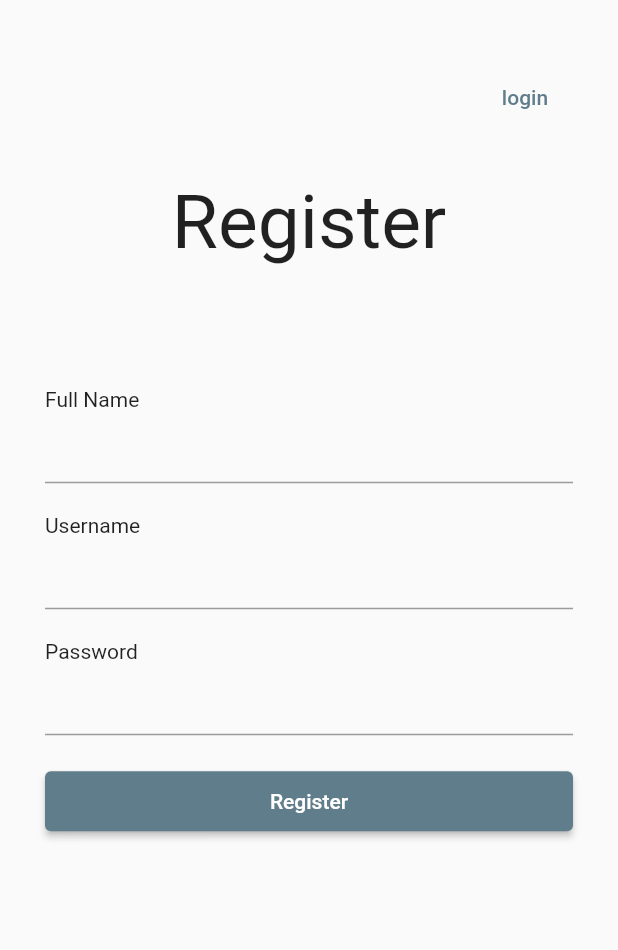
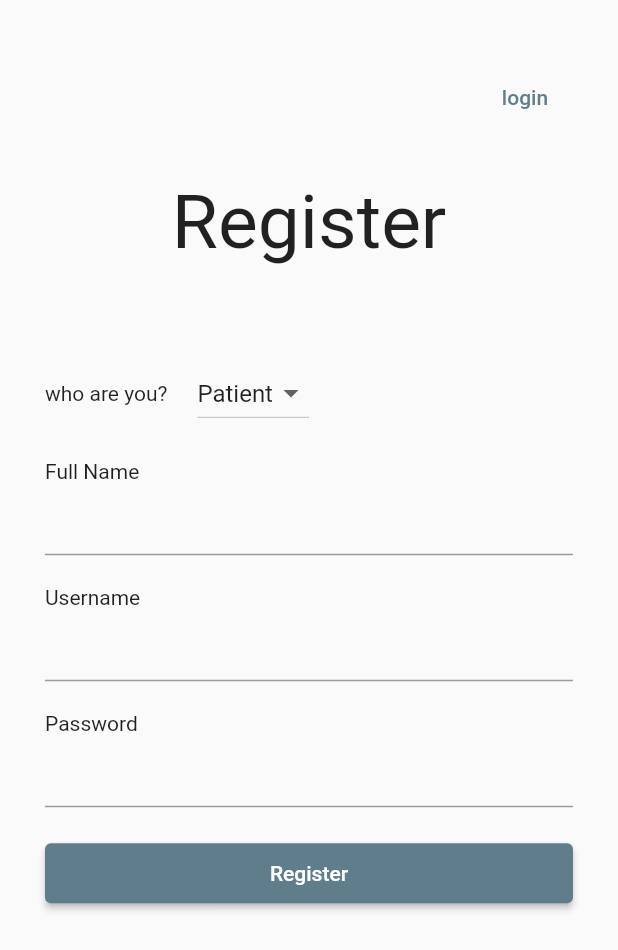
Before and after one commit to GadisaAboma/Telemedicine, a Flutter app: the Register screen opened by its route, on a phone screen of 412 x 824 dp. Shown: the top 950 px of the screen. Run offline on Flutter 3.47's test engine with Material 2 defaults, Android fonts, the phone set to English and light mode, and no system bars; missing offline and left inert: animated_floating_buttons.

Commit message:
some register.dart statement updates

```diff
--- a/frontend/lib/provider/register.dart
+++ b/frontend/lib/provider/register.dart
@@ -13,7 +13,7 @@ class RegisterProvider extends ChangeNotifier {
     notifyListeners();
   }
 
-  Future register(String name, String username, String password) async {
+  Future register(String name, String username, String password, String acountType) async {
     setLoading();
     Map<String, String> jsonData = {
       "name": name,
--- a/frontend/lib/register/register.dart
+++ b/frontend/lib/register/register.dart
@@ -4,7 +4,6 @@ import 'package:frontend/login/login.dart';
 import 'package:frontend/provider/register.dart';
 import 'package:frontend/utils/helpers.dart';
 import 'package:provider/provider.dart';
-
 
 class Register extends StatefulWidget {
   const Register({Key? key}) : super(key: key);
@@ -20,16 +19,26 @@ class _RegisterState extends State<Register> {
   String username = "";
   String password = "";
 
+  String acountType = "patient";
+
   void register(BuildContext ctx) async {
     if (formKey.currentState!.validate()) {
       formKey.currentState!.save();
       final registerResponse =
           await Provider.of<RegisterProvider>(context, listen: false)
-              .register(fullname, username, password);
+              .register(fullname, username, password, acountType);
       if (registerResponse == "success") {
         Navigator.pushReplacementNamed(context, Helpers.homeRoute);
       }
     }
+  }
+
+  List<DropdownMenuItem<String>> get dropdownItems {
+    List<DropdownMenuItem<String>> menuItems = [
+      DropdownMenuItem(child: Text("Doctor"), value: "doctor"),
+      DropdownMenuItem(child: Text("Patient"), value: "patient"),
+    ];
+    return menuItems;
   }
 
   @override
@@ -75,6 +84,22 @@ class _RegisterState extends State<Register> {
                           SizedBox(
                             height: 30,
                           ),
+                          Container(
+                              child: Row(children: [
+                            Text("who are you?"),
+                            SizedBox(
+                            width: 20,
+                          ),
+                            DropdownButton(
+                                value: acountType,
+                                items: dropdownItems,
+                                onChanged: (values) {
+                                  setState(() {
+                                    acountType = values.toString();
+                                  });
+                                  print(acountType);
+                                }),
+                          ])),
                           Container(
                               margin: EdgeInsets.only(top: 20),
                               child: Text("Full Name")),
```
